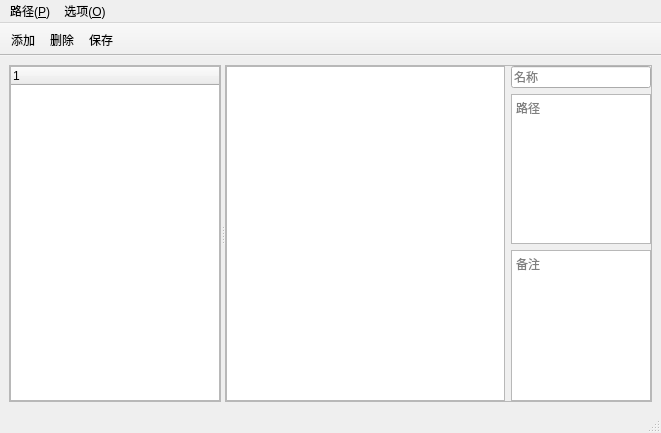
Old version of the form PathManagerPlus/ui/main_window.ui in the repository suifengpiaoyang/PathManagerPlus.
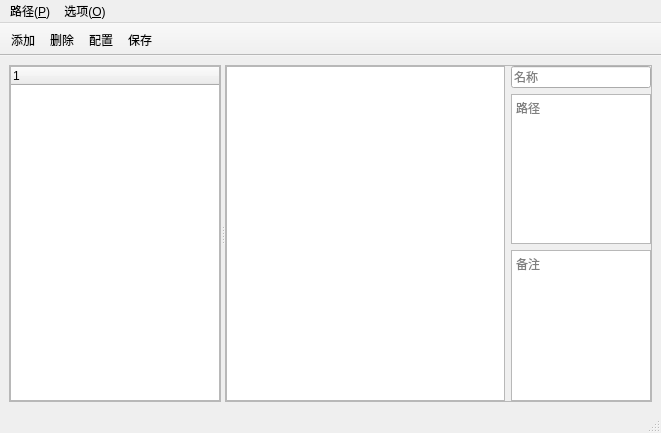
New version of the form. Custom widgets are drawn as their Qt base class.

Patch:
```diff
--- a/PathManagerPlus/ui/main_window.ui
+++ b/PathManagerPlus/ui/main_window.ui
@@ -142,6 +142,7 @@
    </attribute>
    <addaction name="addAction"/>
    <addaction name="deleteAction"/>
+   <addaction name="configAction"/>
    <addaction name="saveAction"/>
   </widget>
   <widget class="QMenuBar" name="menuBar">
```
